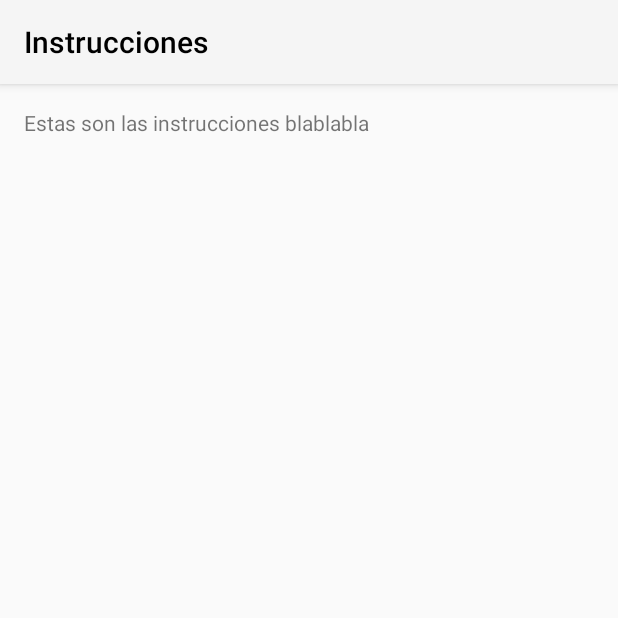
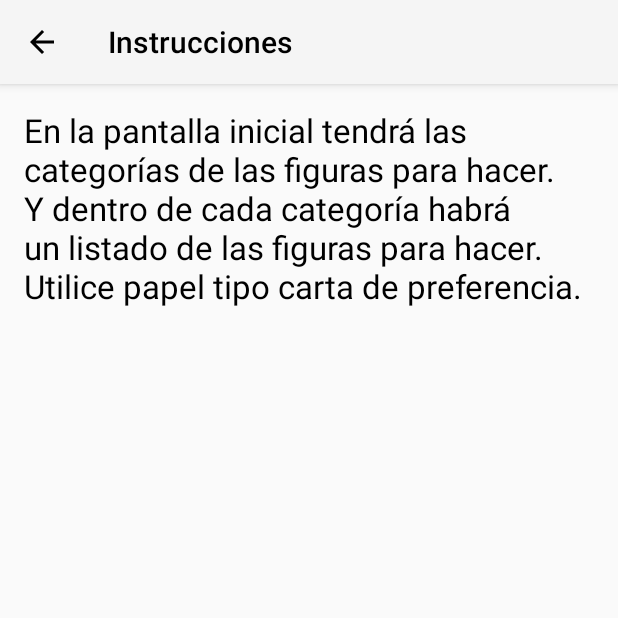
Before and after one commit to Necronos/papiromania, an Android app: the screen it shows after launch (Instructions), after a tap on "Instrucciones", on a phone screen of 412 x 824 dp, the top half of it. Run offline under Robolectric (Android 15) with nearby library versions, the phone set to English and light mode, and no system bars.

Commit message:
Pantalla inicial e instrucciones completas con tema y la madre.

```diff
--- a/app/src/main/AndroidManifest.xml
+++ b/app/src/main/AndroidManifest.xml
@@ -20,7 +20,8 @@
         </activity>
         <activity
             android:name=".Instructions"
-            android:label="@string/action_instructions"></activity>
+            android:label="@string/action_instructions"
+            android:parentActivityName=".MainActivity"></activity>
     </application>
 
 </manifest>
--- a/app/src/main/java/com/fime/labihc/papiromania/Instructions.java
+++ b/app/src/main/java/com/fime/labihc/papiromania/Instructions.java
@@ -1,5 +1,6 @@
 package com.fime.labihc.papiromania;
 
+import android.support.v4.app.NavUtils;
 import android.support.v7.app.AppCompatActivity;
 import android.os.Bundle;
 
@@ -9,6 +10,5 @@ public class Instructions extends AppCompatActivity {
     protected void onCreate(Bundle savedInstanceState) {
         super.onCreate(savedInstanceState);
         setContentView(R.layout.activity_instructions);
-        getActionBar().setDisplayHomeAsUpEnabled(true);
     }
 }
--- a/app/src/main/java/com/fime/labihc/papiromania/MainActivity.java
+++ b/app/src/main/java/com/fime/labihc/papiromania/MainActivity.java
@@ -4,6 +4,7 @@ import android.content.Intent;
 import android.os.Bundle;
 import android.support.design.widget.FloatingActionButton;
 import android.support.design.widget.Snackbar;
+import android.support.v4.app.NavUtils;
 import android.support.v7.app.AppCompatActivity;
 import android.support.v7.widget.Toolbar;
 import android.view.View;
@@ -33,13 +34,16 @@ public class MainActivity extends AppCompatActivity {
         // Handle action bar item clicks here. The action bar will
         // automatically handle clicks on the Home/Up button, so long
         // as you specify a parent activity in AndroidManifest.xml.
-        int id = item.getItemId();
 
-        //noinspection SimplifiableIfStatement
-        if (id == R.id.action_instructions) {
-            startActivity(new Intent(this, Instructions.class));
+        switch (item.getItemId()) {
+            case android.R.id.home:
+                NavUtils.navigateUpFromSameTask(this);
+                return true;
+
+            case R.id.action_instructions:
+                startActivity(new Intent(this, Instructions.class));
+                return true;
         }
-
         return super.onOptionsItemSelected(item);
 
     }
--- a/app/src/main/res/layout/activity_instructions.xml
+++ b/app/src/main/res/layout/activity_instructions.xml
@@ -13,6 +13,7 @@
     <TextView
         android:layout_width="wrap_content"
         android:layout_height="wrap_content"
-        android:text="Estas son las instrucciones blablabla" />
+        android:text="@string/instructions"
+        android:textAppearance="@android:style/TextAppearance.DeviceDefault.Large" />
 
 </RelativeLayout>
--- a/app/src/main/res/layout/content_main.xml
+++ b/app/src/main/res/layout/content_main.xml
@@ -17,5 +17,5 @@
     <TextView
         android:layout_width="wrap_content"
         android:layout_height="wrap_content"
-        android:text="Hello World! asdasdsadasdasasdasd" />
+        android:text="Hello World!" />
 </RelativeLayout>
--- a/app/src/main/res/menu/menu_main.xml
+++ b/app/src/main/res/menu/menu_main.xml
@@ -7,10 +7,4 @@
         android:title="@string/action_instructions"
         android:icon="@mipmap/ic_help_outline_black"
         app:showAsAction="always"/>
-
-    <item android:id="@+id/action_settings"
-        android:title="@string/action_about"
-        android:icon="@mipmap/ic_info_outline_black"
-        android:orderInCategory="100"
-        app:showAsAction="never" />
 </menu>
--- a/app/src/main/res/values/strings.xml
+++ b/app/src/main/res/values/strings.xml
@@ -3,4 +3,7 @@
     <string name="action_settings">Configuración</string>
     <string name="action_instructions">Instrucciones</string>
     <string name="action_about">Acerca de</string>
+    <string name="instructions">En la pantalla inicial tendrá las categorías de las figuras para hacer. Y dentro de cada categoría
+        habrá un listado de las figuras para hacer. Utilice papel tipo carta de preferencia.
+    </string>
 </resources>
```
